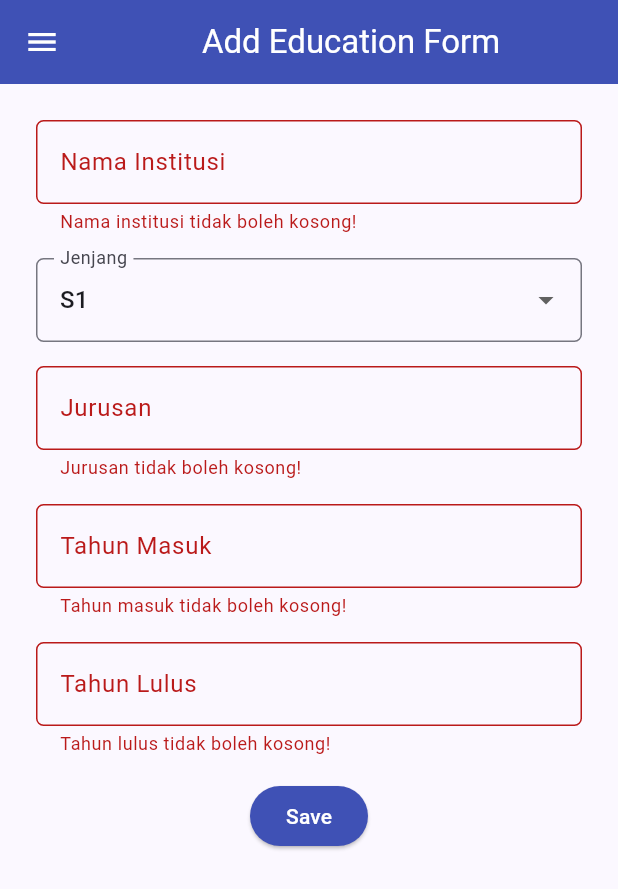
After one commit to andrew-chandra/myportofolio_mobile, a Flutter app: the EducationFormPage screen opened directly, after a tap on "Save", on a phone screen of 412 x 824 dp. The commit adds this screen. Shown: the top 889 px of the screen. Run offline on Flutter 3.47's test engine with Material 3 defaults, Android fonts, the phone set to English and light mode, and no system bars.

Commit message:
Mengerjakan tugas 8!!!

```diff
--- /dev/null
+++ b/lib/screens/education_form.dart
@@ -0,0 +1,258 @@
+import 'package:flutter/material.dart';
+import 'package:myportofolio_mobile/widgets/left_drawer.dart';
+
+class EducationFormPage extends StatefulWidget {
+  const EducationFormPage({super.key});
+
+  @override
+  State<EducationFormPage> createState() => _EducationFormPageState();
+}
+
+class _EducationFormPageState extends State<EducationFormPage> {
+  final _formKey = GlobalKey<FormState>();
+
+  String _institution = "";
+  String _level = "S1";
+  String _major = "";
+  String _startYear = "";
+  String _endYear = "";
+
+  final List<String> _levels = ['SMA/SMK', 'D3', 'S1', 'S2', 'S3'];
+
+  @override
+  Widget build(BuildContext context) {
+    return Scaffold(
+      appBar: AppBar(
+        title: const Center(child: Text('Add Education Form')),
+        backgroundColor: Colors.indigo,
+        foregroundColor: Colors.white,
+      ),
+      drawer: const LeftDrawer(),
+      body: Form(
+        key: _formKey,
+        child: SingleChildScrollView(
+          child: Padding(
+            padding: const EdgeInsets.all(16.0),
+            child: Column(
+              crossAxisAlignment: CrossAxisAlignment.start,
+              children: [
+                // === Institution ===
+                Padding(
+                  padding: const EdgeInsets.all(8.0),
+                  child: TextFormField(
+                    decoration: InputDecoration(
+                      hintText: "Contoh: Universitas Indonesia",
+                      labelText: "Nama Institusi",
+                      border: OutlineInputBorder(
+                        borderRadius: BorderRadius.circular(5.0),
+                      ),
+                    ),
+                    onChanged: (String? value) {
+                      setState(() {
+                        _institution = value!;
+                      });
+                    },
+                    validator: (String? value) {
+                      if (value == null || value.trim().isEmpty) {
+                        return "Nama institusi tidak boleh kosong!";
+                      }
+                      if (value.trim().length < 3) {
+                        return "Nama institusi minimal 3 karakter!";
+                      }
+                      if (value.trim().length > 100) {
+                        return "Nama institusi maksimal 100 karakter!";
+                      }
+                      return null;
+                    },
+                  ),
+                ),
+
+                // === Level ===
+                Padding(
+                  padding: const EdgeInsets.all(8.0),
+                  child: DropdownButtonFormField<String>(
+                    decoration: InputDecoration(
+                      labelText: "Jenjang",
+                      border: OutlineInputBorder(
+                        borderRadius: BorderRadius.circular(5.0),
+                      ),
+                    ),
+                    initialValue: _level,
+                    items: _levels
+                        .map(
+                          (level) => DropdownMenuItem(
+                            value: level,
+                            child: Text(level),
+                          ),
+                        )
+                        .toList(),
+                    onChanged: (String? newValue) {
+                      setState(() {
+                        _level = newValue!;
+                      });
+                    },
+                  ),
+                ),
+
+                // === Major ===
+                Padding(
+                  padding: const EdgeInsets.all(8.0),
+                  child: TextFormField(
+                    decoration: InputDecoration(
+                      hintText: "Contoh: Ilmu Komputer",
+                      labelText: "Jurusan",
+                      border: OutlineInputBorder(
+                        borderRadius: BorderRadius.circular(5.0),
+                      ),
+                    ),
+                    onChanged: (String? value) {
+                      setState(() {
+                        _major = value!;
+                      });
+                    },
+                    validator: (String? value) {
+                      if (value == null || value.trim().isEmpty) {
+                        return "Jurusan tidak boleh kosong!";
+                      }
+                      if (value.trim().length > 100) {
+                        return "Jurusan maksimal 100 karakter!";
+                      }
+                      return null;
+                    },
+                  ),
+                ),
+
+                // === Start Year ===
+                Padding(
+                  padding: const EdgeInsets.all(8.0),
+                  child: TextFormField(
+                    keyboardType: TextInputType.number,
+                    decoration: InputDecoration(
+                      hintText: "Contoh: 2025",
+                      labelText: "Tahun Masuk",
+                      border: OutlineInputBorder(
+                        borderRadius: BorderRadius.circular(5.0),
+                      ),
+                    ),
+                    onChanged: (String? value) {
+                      setState(() {
+                        _startYear = value!;
+                      });
+                    },
+                    validator: (String? value) {
+                      if (value == null || value.trim().isEmpty) {
+                        return "Tahun masuk tidak boleh kosong!";
+                      }
+                      final year = int.tryParse(value.trim());
+                      if (year == null) {
+                        return "Tahun masuk harus berupa angka!";
+                      }
+                      if (year < 1950 || year > 2100) {
+                        return "Tahun masuk harus antara 1950 dan 2100!";
+                      }
+                      return null;
+                    },
+                  ),
+                ),
+
+                // === End Year ===
+                Padding(
+                  padding: const EdgeInsets.all(8.0),
+                  child: TextFormField(
+                    keyboardType: TextInputType.number,
+                    decoration: InputDecoration(
+                      hintText: "Contoh: 2029",
+                      labelText: "Tahun Lulus",
+                      border: OutlineInputBorder(
+                        borderRadius: BorderRadius.circular(5.0),
+                      ),
+                    ),
+                    onChanged: (String? value) {
+                      setState(() {
+                        _endYear = value!;
+                      });
+                    },
+                    validator: (String? value) {
+                      if (value == null || value.trim().isEmpty) {
+                        return "Tahun lulus tidak boleh kosong!";
+                      }
+                      final end = int.tryParse(value.trim());
+                      if (end == null) {
+                        return "Tahun lulus harus berupa angka!";
+                      }
+                      if (end < 1950 || end > 2100) {
+                        return "Tahun lulus harus antara 1950 dan 2100!";
+                      }
+                      final start = int.tryParse(_startYear.trim());
+                      if (start != null && end < start) {
+                        return "Tahun lulus tidak boleh sebelum tahun masuk!";
+                      }
+                      return null;
+                    },
+                  ),
+                ),
+
+                // === Tombol Simpan ===
+                Align(
+                  alignment: Alignment.bottomCenter,
+                  child: Padding(
+                    padding: const EdgeInsets.all(8.0),
+                    child: ElevatedButton(
+                      style: ButtonStyle(
+                        backgroundColor: WidgetStateProperty.all(Colors.indigo),
+                      ),
+                      onPressed: () {
+                        if (_formKey.currentState!.validate()) {
+                          showDialog(
+                            context: context,
+                            builder: (context) {
+                              return AlertDialog(
+                                title: const Text(
+                                  'Pendidikan berhasil ditambahkan!',
+                                ),
+                                content: SingleChildScrollView(
+                                  child: Column(
+                                    crossAxisAlignment:
+                                        CrossAxisAlignment.start,
+                                    children: [
+                                      Text('Institusi: $_institution'),
+                                      Text('Jenjang: $_level'),
+                                      Text('Jurusan: $_major'),
+                                      Text('Tahun Masuk: $_startYear'),
+                                      Text('Tahun Lulus: $_endYear'),
+                                    ],
+                                  ),
+                                ),
+                                actions: [
+                                  TextButton(
+                                    child: const Text('OK'),
+                                    onPressed: () {
+                                      Navigator.pop(context);
+                                      _formKey.currentState!.reset();
+                                      // Dropdown kembali ke nilai awal saat reset.
+                                      setState(() {
+                                        _level = "S1";
+                                      });
+                                    },
+                                  ),
+                                ],
+                              );
+                            },
+                          );
+                        }
+                      },
+                      child: const Text(
+                        "Save",
+                        style: TextStyle(color: Colors.white),
+                      ),
+                    ),
+                  ),
+                ),
+              ],
+            ),
+          ),
+        ),
+      ),
+    );
+  }
+}
--- a/lib/screens/menu.dart
+++ b/lib/screens/menu.dart
@@ -23,6 +23,7 @@ class MyHomePage extends StatelessWidget {
     ItemHomepage("Lihat Pendidikan", Icons.school, Colors.purple),
     ItemHomepage("Lihat Skill", Icons.lightbulb, Colors.tealAccent),
     ItemHomepage("Tambah Proyek", Icons.add_circle, Colors.greenAccent),
+    ItemHomepage("Tambah Pendidikan", Icons.note_add, Colors.orangeAccent),
     ItemHomepage("Logout", Icons.logout, Colors.redAccent),
   ];
 
--- a/lib/widgets/left_drawer.dart
+++ b/lib/widgets/left_drawer.dart
@@ -1,5 +1,6 @@
 import 'package:flutter/material.dart';
 import 'package:myportofolio_mobile/screens/menu.dart';
+import 'package:myportofolio_mobile/screens/education_form.dart';
 import 'package:myportofolio_mobile/screens/project_form.dart';
 
 class LeftDrawer extends StatelessWidget {
@@ -53,6 +54,18 @@ class LeftDrawer extends StatelessWidget {
               );
             },
           ),
+          ListTile(
+            leading: const Icon(Icons.school_outlined),
+            title: const Text('Add Education'),
+            onTap: () {
+              Navigator.pushReplacement(
+                context,
+                MaterialPageRoute(
+                  builder: (context) => const EducationFormPage(),
+                ),
+              );
+            },
+          ),
         ],
       ),
     );
--- a/lib/widgets/project_card.dart
+++ b/lib/widgets/project_card.dart
@@ -1,5 +1,6 @@
 import 'package:flutter/material.dart';
 import 'package:myportofolio_mobile/screens/menu.dart';
+import 'package:myportofolio_mobile/screens/education_form.dart';
 import 'package:myportofolio_mobile/screens/project_form.dart';
 
 class ItemCard extends StatelessWidget {
@@ -29,6 +30,13 @@ class ItemCard extends StatelessWidget {
               context,
               MaterialPageRoute(builder: (context) => const ProjectFormPage()),
             );
+          } else if (item.name == "Tambah Pendidikan") {
+            Navigator.push(
+              context,
+              MaterialPageRoute(
+                builder: (context) => const EducationFormPage(),
+              ),
+            );
           }
         },
         child: Container(
```
Also changed, not shown: 1 other file.
